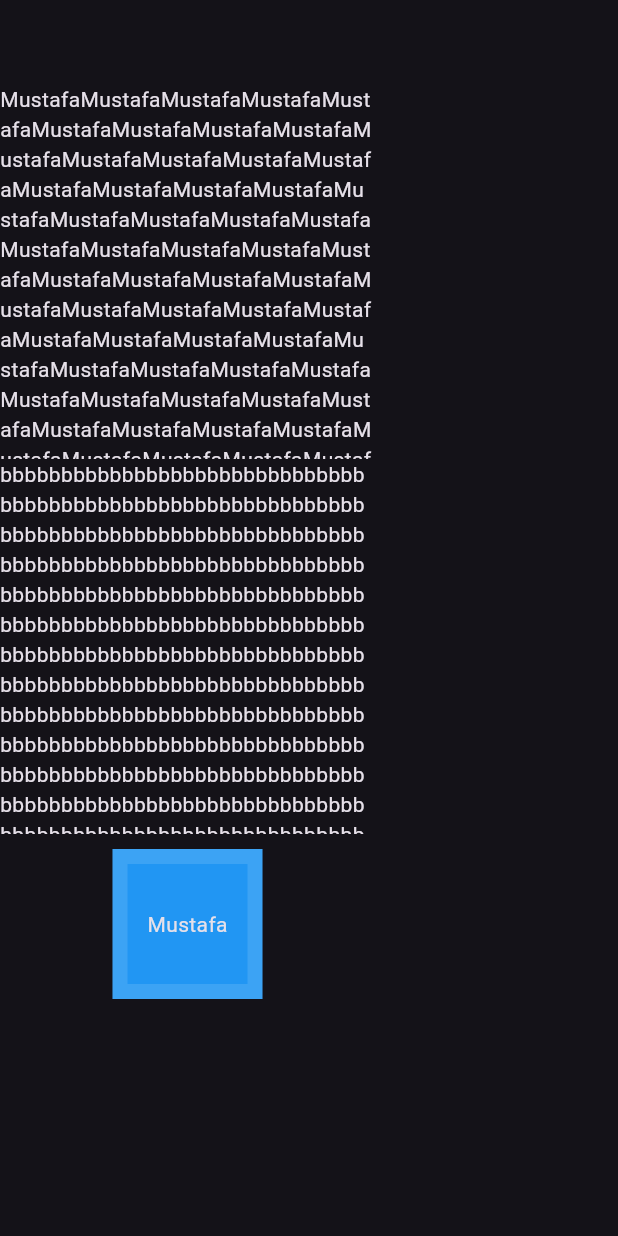
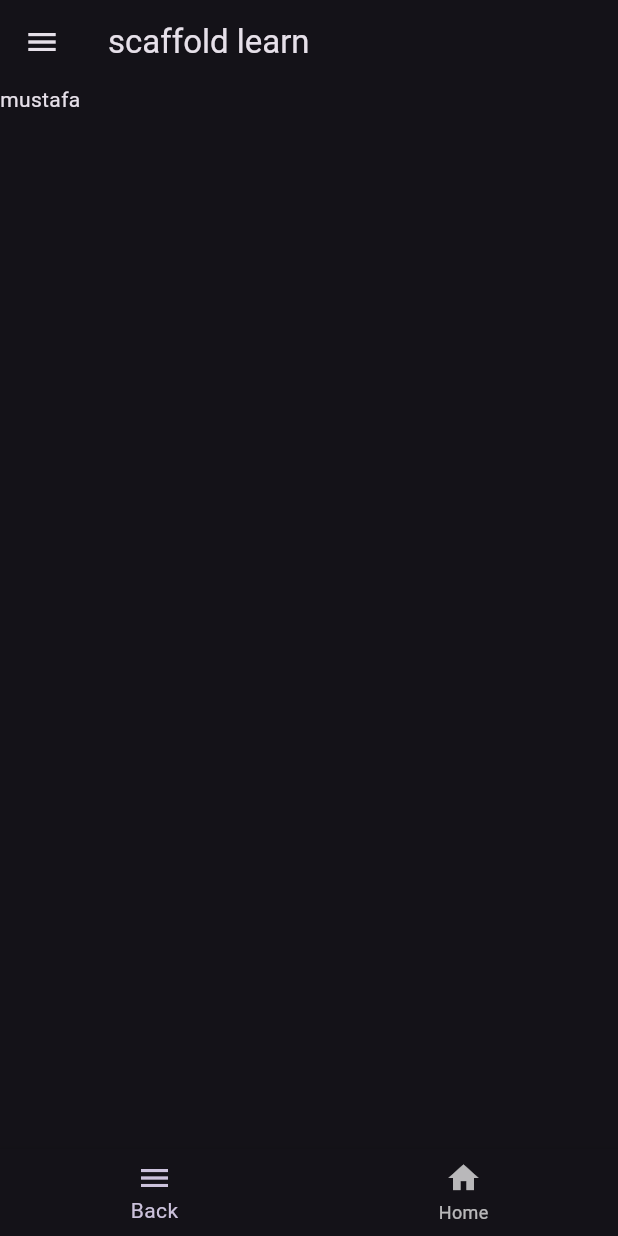
Before and after one commit to Mustafayilmaz01/flutter-course, a Flutter app: the screen it shows after launch, on a phone screen of 412 x 824 dp. Run offline on Flutter 3.47's test engine with Material 3 defaults, Android fonts, the phone set to English and light mode, and no system bars.

Commit message:
ilk video bitti

```diff
--- a/lib/101/container_sized_box_learn.dart
+++ b/lib/101/container_sized_box_learn.dart
@@ -13,25 +13,31 @@ class ContainerSizedBoxLearn extends StatelessWidget {
             child: Text('Mustafa' * 500),
           ),
           SizedBox(
-            width: 250,
-            height: 250,
+            width: 25,
+            height: 25,
             child: Text('b' * 500),
           ),
           Container(
             width: 100,
             height: 100,
-            // color: Colors.red, // ❌ Bunu kaldırdık
             constraints: BoxConstraints(),
             child: Center(child: Text('Mustafa')),
             padding: EdgeInsets.all(10),
             margin: EdgeInsets.all(10),
-            decoration: BoxDecoration(
-              color: Colors.blue, // ✅ Renk buraya taşındı
-              border: Border.all(width: 10, color: Colors.white12),
+            decoration: ProjectUtility.boxDecoration
             ),
-          ),
+
         ],
       ),
     );
   }
 }
+
+class ProjectUtility{
+  static BoxDecoration boxDecoration=BoxDecoration(
+       gradient: const LinearGradient(colors: [Colors.red,Colors.lime]),
+       border: Border.all(width: 10, color: Colors.white12)
+
+  );
+
+}
--- /dev/null
+++ b/lib/101/scaffold_learn.dart
@@ -0,0 +1,26 @@
+import 'package:flutter/material.dart';
+
+class ScaffoldLearnView extends StatelessWidget {
+  const ScaffoldLearnView({Key? key}) : super(key: key);
+
+  @override
+  Widget build(BuildContext context) {
+    return Scaffold(
+      appBar: AppBar(title: const Text('scaffold learn')),
+      body: const Text('mustafa'),
+      bottomNavigationBar: BottomNavigationBar(
+        items: const [
+          BottomNavigationBarItem(
+            icon: Icon(Icons.menu),
+            label: 'Back',
+          ),
+          BottomNavigationBarItem(
+            icon: Icon(Icons.home),
+            label: 'Home',
+          ),
+        ],
+      ),
+      drawer: const Drawer(),
+    );
+  }
+}
--- a/lib/main.dart
+++ b/lib/main.dart
@@ -1,7 +1,7 @@
 import 'package:flutter/material.dart';
 import 'package:full_learn/101/test_file.dart';
 import 'package:full_learn/101/container_sized_box_learn.dart';
-
+import 'package:full_learn/101/scaffold_learn.dart';
 
 void main() {
   runApp(const MyApp());
@@ -13,11 +13,10 @@ class MyApp extends StatelessWidget {
   @override
   Widget build(BuildContext context) {
     return MaterialApp(
-
-      debugShowCheckedModeBanner: true,
-      title: 'Mustafa Yilmaz',
+      debugShowCheckedModeBanner: false, // true yerine false tercih edilir genelde
+      title: 'Mustafa Yılmaz',
       theme: ThemeData.dark(),
-      home: ContainerSizedBoxLearn(),
+      home: const ScaffoldLearnView(), // const eklendi, çünkü StatelessWidget
     );
   }
 }
```
